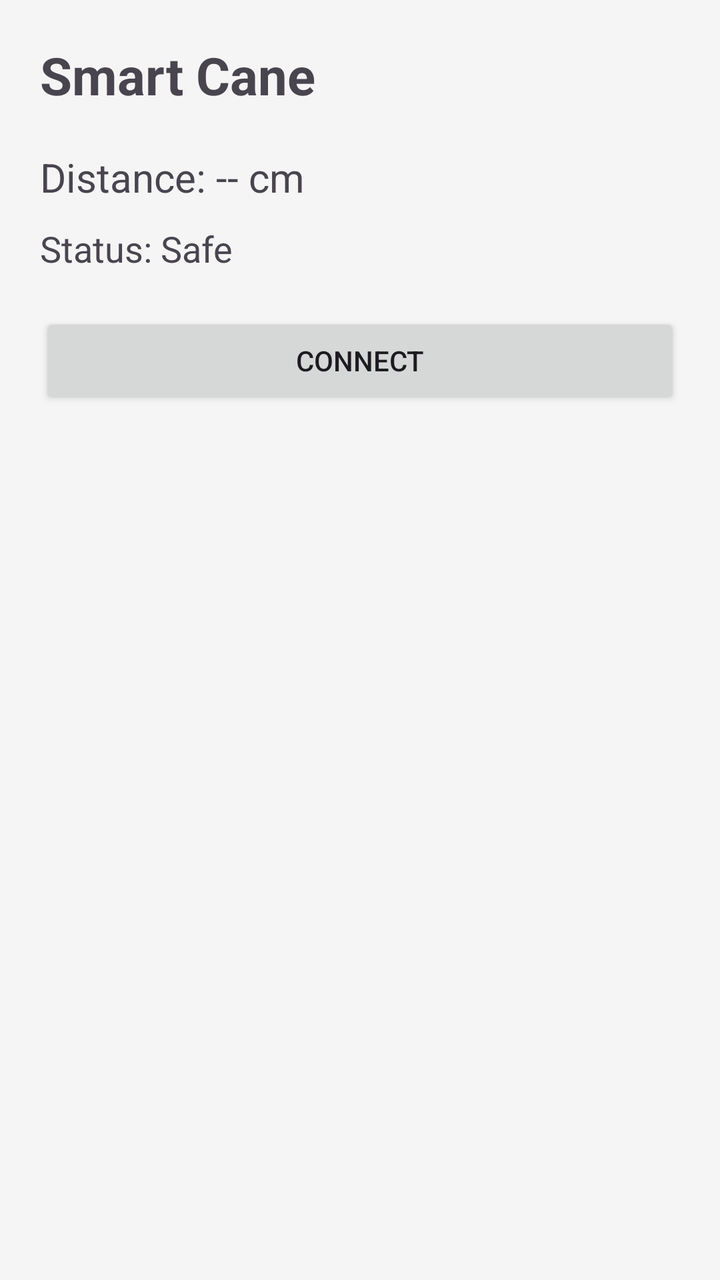
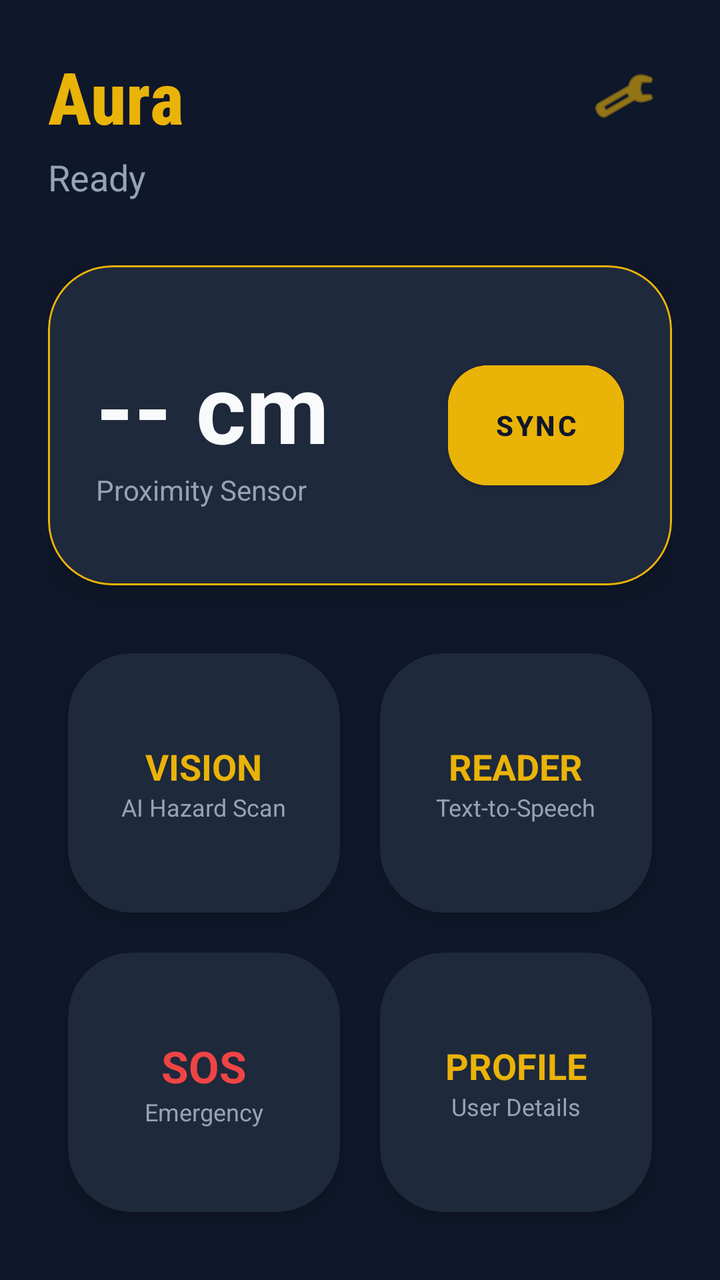

Two renders of the same Android screen: before a commit and after it. Below are the layout's source before the change and the commit's diff.
<!-- AndroidManifest.xml: application theme Theme.SmartCaneApp -->
<!-- res/layout/activity_main.xml -->
<LinearLayout
    xmlns:android="http://schemas.android.com/apk/res/android"
    android:layout_width="match_parent"
    android:layout_height="match_parent"
    android:orientation="vertical"
    android:padding="20dp"
    android:background="#F5F5F5">

    <TextView
        android:text="Smart Cane"
        android:textSize="26sp"
        android:textStyle="bold"
        android:layout_width="wrap_content"
        android:layout_height="wrap_content"/>

    <TextView
        android:id="@+id/tvDistance"
        android:text="Distance: -- cm"
        android:textSize="20sp"
        android:paddingTop="20dp"
        android:layout_width="wrap_content"
        android:layout_height="wrap_content"/>

    <TextView
        android:id="@+id/tvStatus"
        android:text="Status: Safe"
        android:textSize="18sp"
        android:paddingTop="10dp"
        android:layout_width="wrap_content"
        android:layout_height="wrap_content"/>

    <Button
        android:id="@+id/btnConnect"
        android:text="Connect"
        android:layout_width="match_parent"
        android:layout_height="wrap_content"
        android:layout_marginTop="20dp"/>

</LinearLayout>
<!-- resources referenced by this layout -->
<resources>
  <style name="Theme.SmartCaneApp" parent="Base.Theme.SmartCaneApp" />
  <style name="Base.Theme.SmartCaneApp" parent="Theme.Material3.DayNight.NoActionBar">
          
          
      </style>
</resources>

<!-- the commit's change to res/layout/activity_main.xml (unified diff, before → after) -->
@@ -1,39 +1,249 @@
-<LinearLayout
-    xmlns:android="http://schemas.android.com/apk/res/android"
+<?xml version="1.0" encoding="utf-8"?>
+<androidx.constraintlayout.widget.ConstraintLayout xmlns:android="http://schemas.android.com/apk/res/android"
+    xmlns:app="http://schemas.android.com/apk/res-auto"
     android:layout_width="match_parent"
     android:layout_height="match_parent"
-    android:orientation="vertical"
-    android:padding="20dp"
-    android:background="#F5F5F5">
-
+    android:background="@color/primary"
+    android:padding="24dp">
+
+    
     <TextView
-        android:text="Smart Cane"
-        android:textSize="26sp"
+        android:id="@+id/tvHeader"
+        android:layout_width="wrap_content"
+        android:layout_height="wrap_content"
+        android:text="@string/app_name"
+        android:textColor="@color/accent"
+        android:textSize="36sp"
+        android:fontFamily="sans-serif-condensed-medium"
         android:textStyle="bold"
-        android:layout_width="wrap_content"
-        android:layout_height="wrap_content"/>
-
-    <TextView
-        android:id="@+id/tvDistance"
-        android:text="Distance: -- cm"
-        android:textSize="20sp"
-        android:paddingTop="20dp"
-        android:layout_width="wrap_content"
-        android:layout_height="wrap_content"/>
+        app:layout_constraintStart_toStartOf="parent"
+        app:layout_constraintTop_toTopOf="parent" />
+
+    <ImageButton
+        android:id="@+id/btnSettings"
+        android:layout_width="48dp"
+        android:layout_height="48dp"
+        android:background="?attr/selectableItemBackgroundBorderless"
+        android:src="@android:drawable/ic_menu_preferences"
+        android:tint="@color/accent"
+        app:layout_constraintEnd_toEndOf="parent"
+        app:layout_constraintTop_toTopOf="parent" />
 
     <TextView
         android:id="@+id/tvStatus"
-        android:text="Status: Safe"
+        android:layout_width="wrap_content"
+        android:layout_height="wrap_content"
+        android:layout_marginTop="4dp"
+        android:text="@string/status_ready"
+        android:textColor="@color/text_secondary"
         android:textSize="18sp"
-        android:paddingTop="10dp"
-        android:layout_width="wrap_content"
-        android:layout_height="wrap_content"/>
-
-    <Button
-        android:id="@+id/btnConnect"
-        android:text="Connect"
+        app:layout_constraintStart_toStartOf="parent"
+        app:layout_constraintTop_toBottomOf="@id/tvHeader" />
+
+    
+    <com.google.android.material.card.MaterialCardView
+        android:id="@+id/cardStatus"
         android:layout_width="match_parent"
-        android:layout_height="wrap_content"
-        android:layout_marginTop="20dp"/>
-
-</LinearLayout>
+        android:layout_height="160dp"
+        android:layout_marginTop="32dp"
+        app:cardBackgroundColor="@color/surface"
+        app:cardCornerRadius="32dp"
+        app:cardElevation="8dp"
+        app:strokeColor="@color/accent"
+        app:strokeWidth="1dp"
+        app:layout_constraintTop_toBottomOf="@id/tvStatus">
+
+        <LinearLayout
+            android:layout_width="match_parent"
+            android:layout_height="match_parent"
+            android:gravity="center_vertical"
+            android:orientation="horizontal"
+            android:padding="24dp">
+
+            <LinearLayout
+                android:layout_width="0dp"
+                android:layout_height="wrap_content"
+                android:layout_weight="1"
+                android:orientation="vertical">
+
+                <TextView
+                    android:id="@+id/tvDistance"
+                    android:layout_width="wrap_content"
+                    android:layout_height="wrap_content"
+                    android:text="-- cm"
+                    android:textColor="@color/white"
+                    android:textSize="48sp"
+                    android:textStyle="bold" />
+
+                <TextView
+                    android:layout_width="wrap_content"
+                    android:layout_height="wrap_content"
+                    android:text="@string/proximity_sensor"
+                    android:textColor="@color/text_secondary"
+                    android:textSize="14sp" />
+            </LinearLayout>
+
+            <com.google.android.material.button.MaterialButton
+                android:id="@+id/btnConnect"
+                style="@style/Widget.MaterialComponents.Button"
+                android:layout_width="wrap_content"
+                android:layout_height="72dp"
+                android:text="@string/sync"
+                android:textColor="@color/primary"
+                android:backgroundTint="@color/accent"
+                android:textStyle="bold"
+                app:cornerRadius="20dp" />
+
+        </LinearLayout>
+    </com.google.android.material.card.MaterialCardView>
+
+    
+    <GridLayout
+        android:layout_width="match_parent"
+        android:layout_height="0dp"
+        android:layout_marginTop="24dp"
+        android:columnCount="2"
+        android:rowCount="2"
+        app:layout_constraintBottom_toBottomOf="parent"
+        app:layout_constraintTop_toBottomOf="@id/cardStatus">
+
+        
+        <com.google.android.material.card.MaterialCardView
+            android:id="@+id/btnVision"
+            android:layout_width="0dp"
+            android:layout_height="0dp"
+            android:layout_rowWeight="1"
+            android:layout_columnWeight="1"
+            android:layout_margin="10dp"
+            app:cardBackgroundColor="@color/surface"
+            app:cardCornerRadius="32dp"
+            app:cardElevation="4dp">
+
+            <LinearLayout
+                android:layout_width="match_parent"
+                android:layout_height="match_parent"
+                android:gravity="center"
+                android:orientation="vertical"
+                android:padding="20dp">
+                
+                <TextView
+                    android:layout_width="wrap_content"
+                    android:layout_height="wrap_content"
+                    android:text="@string/vision"
+                    android:textColor="@color/accent"
+                    android:textSize="18sp"
+                    android:textStyle="bold" />
+                <TextView
+                    android:layout_width="wrap_content"
+                    android:layout_height="wrap_content"
+                    android:text="@string/ai_hazard_scan"
+                    android:textColor="@color/text_secondary"
+                    android:textSize="12sp" />
+            </LinearLayout>
+        </com.google.android.material.card.MaterialCardView>
+
+        
+        <com.google.android.material.card.MaterialCardView
+            android:id="@+id/btnOcr"
+            android:layout_width="0dp"
+            android:layout_height="0dp"
+            android:layout_rowWeight="1"
+            android:layout_columnWeight="1"
+            android:layout_margin="10dp"
+            app:cardBackgroundColor="@color/surface"
+            app:cardCornerRadius="32dp"
+            app:cardElevation="4dp">
+
+            <LinearLayout
+                android:layout_width="match_parent"
+                android:layout_height="match_parent"
+                android:gravity="center"
+                android:orientation="vertical"
+                android:padding="20dp">
+                <TextView
+                    android:layout_width="wrap_content"
+                    android:layout_height="wrap_content"
+                    android:text="@string/reader"
+                    android:textColor="@color/accent"
+                    android:textSize="18sp"
+                    android:textStyle="bold" />
+                <TextView
+                    android:layout_width="wrap_content"
+                    android:layout_height="wrap_content"
+                    android:text="@string/text_to_speech"
+                    android:textColor="@color/text_secondary"
+                    android:textSize="12sp" />
+            </LinearLayout>
+        </com.google.android.material.card.MaterialCardView>
+
+        
+        <com.google.android.material.card.MaterialCardView
+            android:id="@+id/btnSos"
+            android:layout_width="0dp"
+            android:layout_height="0dp"
+            android:layout_rowWeight="1"
+            android:layout_columnWeight="1"
+            android:layout_margin="10dp"
+            app:cardBackgroundColor="@color/surface"
+            app:cardCornerRadius="32dp"
+            app:cardElevation="4dp">
+
+            <LinearLayout
+                android:layout_width="match_parent"
+                android:layout_height="match_parent"
+                android:gravity="center"
+                android:orientation="vertical"
+                android:padding="20dp">
+                <TextView
+                    android:layout_width="wrap_content"
+                    android:layout_height="wrap_content"
+                    android:text="@string/sos"
+                    android:textColor="#EF4444"
+                    android:textSize="22sp"
+                    android:textStyle="bold" />
+                <TextView
+                    android:layout_width="wrap_content"
+                    android:layout_height="wrap_content"
+                    android:text="@string/emergency"
+                    android:textColor="@color/text_secondary"
+                    android:textSize="12sp" />
+            </LinearLayout>
+        </com.google.android.material.card.MaterialCardView>
+
+        
+        <com.google.android.material.card.MaterialCardView
+            android:id="@+id/btnProfile"
+            android:layout_width="0dp"
+            android:layout_height="0dp"
+            android:layout_rowWeight="1"
+            android:layout_columnWeight="1"
+            android:layout_margin="10dp"
+            app:cardBackgroundColor="@color/surface"
+            app:cardCornerRadius="32dp"
+            app:cardElevation="4dp">
+
+            <LinearLayout
+                android:layout_width="match_parent"
+                android:layout_height="match_parent"
+                android:gravity="center"
+                android:orientation="vertical"
+                android:padding="20dp">
+                <TextView
+                    android:layout_width="wrap_content"
+                    android:layout_height="wrap_content"
+                    android:text="@string/profile"
+                    android:textColor="@color/accent"
+                    android:textSize="18sp"
+                    android:textStyle="bold" />
+                <TextView
+                    android:layout_width="wrap_content"
+                    android:layout_height="wrap_content"
+                    android:text="@string/user_details"
+                    android:textColor="@color/text_secondary"
+                    android:textSize="12sp" />
+            </LinearLayout>
+        </com.google.android.material.card.MaterialCardView>
+
+    </GridLayout>
+
+</androidx.constraintlayout.widget.ConstraintLayout>
<!-- resource entries referenced after the edit -->
@@ -1,9 +1,37 @@
 <!-- resources referenced by this layout -->
 <resources>
-  <style name="Theme.SmartCaneApp" parent="Base.Theme.SmartCaneApp" />
-  <style name="Base.Theme.SmartCaneApp" parent="Theme.Material3.DayNight.NoActionBar">
+  <color name="accent">#EAB308</color>
+  <color name="primary">#0F172A</color>
+  <color name="surface">#1E293B</color>
+  <color name="text_secondary">#94A3B8</color>
+  <color name="white">#F8FAFC</color>
+  <string name="ai_hazard_scan">AI Hazard Scan</string>
+  <string name="app_name">Aura</string>
+  <string name="emergency">Emergency</string>
+  <string name="profile">PROFILE</string>
+  <string name="proximity_sensor">Proximity Sensor</string>
+  <string name="reader">READER</string>
+  <string name="sos">SOS</string>
+  <string name="status_ready">Ready</string>
+  <string name="sync">SYNC</string>
+  <string name="text_to_speech">Text-to-Speech</string>
+  <string name="user_details">User Details</string>
+  <string name="vision">VISION</string>
+  <style name="Theme.SmartCaneApp" parent="Theme.MaterialComponents.DayNight.NoActionBar">
           
+          <item name="colorPrimary">@color/primary</item>
+          <item name="colorPrimaryVariant">@color/primary_variant</item>
+          <item name="colorOnPrimary">@color/white</item>
           
+          <item name="colorSecondary">@color/accent</item>
+          <item name="colorSecondaryVariant">@color/accent</item>
+          <item name="colorOnSecondary">@color/black</item>
+          
+          <item name="android:statusBarColor">@color/primary</item>
+          
+          <item name="android:windowBackground">@color/primary</item>
       </style>
+  <color name="primary_variant">#1E293B</color>
+  <color name="black">#000000</color>
 </resources>
 
